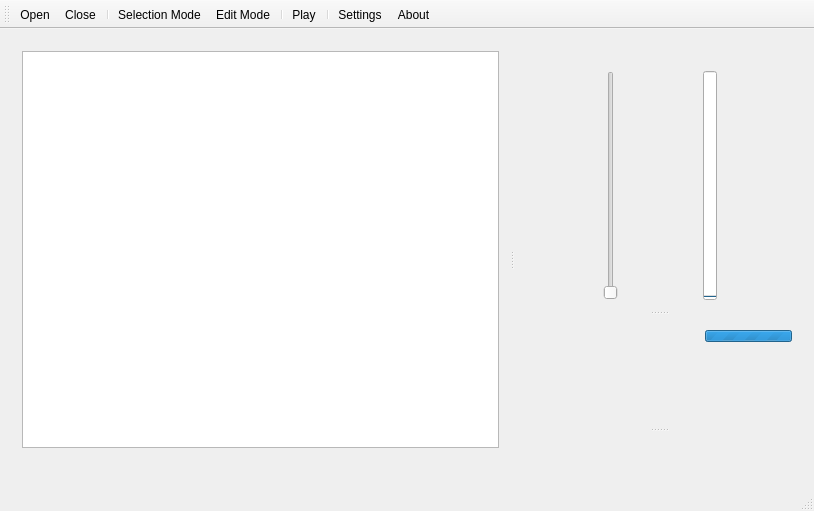
gillesdegottex/dfasma, file src/wmainwindow.ui: the form before one commit.
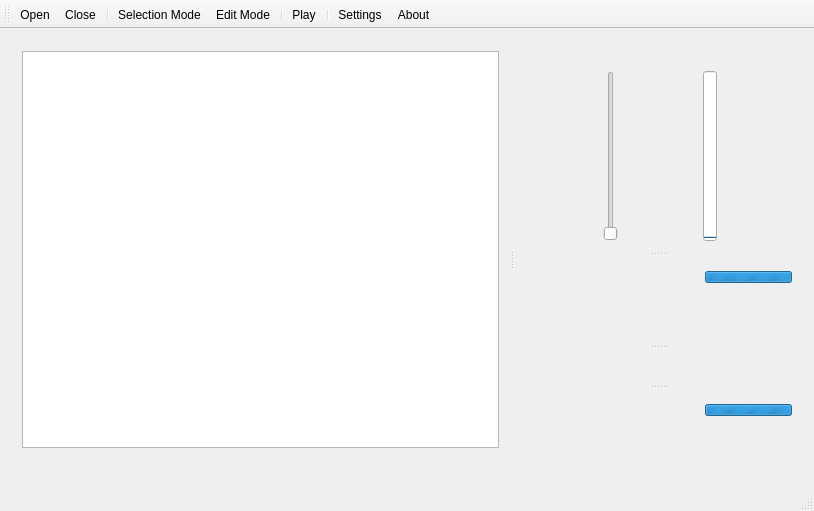
The form after the commit. Icons and pictures are not drawn.

Commit message: fix #95 #92 #91 #82; add #94; prepare for spectrogram #26

Diff of the .ui file:
```diff
--- a/src/wmainwindow.ui
+++ b/src/wmainwindow.ui
@@ -14,9 +14,9 @@
    <string>DFasma</string>
   </property>
   <widget class="QWidget" name="centralWidget">
-   <layout class="QGridLayout" name="gridLayout">
-    <item row="0" column="0">
-     <widget class="QSplitter" name="splitter">
+   <layout class="QHBoxLayout" name="horizontalLayout_7">
+    <item>
+     <widget class="QSplitter" name="splitter_2">
       <property name="orientation">
        <enum>Qt::Horizontal</enum>
       </property>
@@ -265,6 +265,95 @@
        <widget class="QWidget" name="layoutWidget">
         <layout class="QHBoxLayout" name="lPhaseSpectrumGraphicsView"/>
        </widget>
+       <widget class="QWidget" name="layoutWidget_2">
+        <layout class="QVBoxLayout" name="vlSpectrogram">
+         <property name="spacing">
+          <number>0</number>
+         </property>
+         <item>
+          <layout class="QHBoxLayout" name="horizontalLayout_5">
+           <item>
+            <layout class="QHBoxLayout" name="lSpectrogramToolBar"/>
+           </item>
+           <item>
+            <spacer name="horizontalSpacer_4">
+             <property name="orientation">
+              <enum>Qt::Horizontal</enum>
+             </property>
+             <property name="sizeHint" stdset="0">
+              <size>
+               <width>40</width>
+               <height>20</height>
+              </size>
+             </property>
+            </spacer>
+           </item>
+           <item>
+            <widget class="QLabel" name="lblSpectrogramInfoTxt">
+             <property name="font">
+              <font>
+               <pointsize>8</pointsize>
+              </font>
+             </property>
+             <property name="text">
+              <string>&lt;info text&gt;</string>
+             </property>
+            </widget>
+           </item>
+           <item>
+            <widget class="QProgressBar" name="pgbSpectrogramFFTResize">
+             <property name="sizePolicy">
+              <sizepolicy hsizetype="Minimum" vsizetype="Ignored">
+               <horstretch>0</horstretch>
+               <verstretch>0</verstretch>
+              </sizepolicy>
+             </property>
+             <property name="maximumSize">
+              <size>
+               <width>16777215</width>
+               <height>12</height>
+              </size>
+             </property>
+             <property name="font">
+              <font>
+               <pointsize>8</pointsize>
+              </font>
+             </property>
+             <property name="maximum">
+              <number>0</number>
+             </property>
+             <property name="value">
+              <number>-1</number>
+             </property>
+            </widget>
+           </item>
+          </layout>
+         </item>
+         <item>
+          <layout class="QHBoxLayout" name="horizontalLayout_6">
+           <item>
+            <widget class="QLabel" name="lblSpectrogramSelectionTxt">
+             <property name="font">
+              <font>
+               <family>Monospace</family>
+               <pointsize>8</pointsize>
+               <weight>50</weight>
+               <italic>false</italic>
+               <bold>false</bold>
+              </font>
+             </property>
+             <property name="text">
+              <string>&lt;selection&gt;</string>
+             </property>
+            </widget>
+           </item>
+          </layout>
+         </item>
+         <item>
+          <layout class="QHBoxLayout" name="lSpectrogramGraphicsView"/>
+         </item>
+        </layout>
+       </widget>
       </widget>
      </widget>
     </item>
```
Left out of the diff: 2 changed lines with no effect on the pictures. The commit also changes 18 other files.
